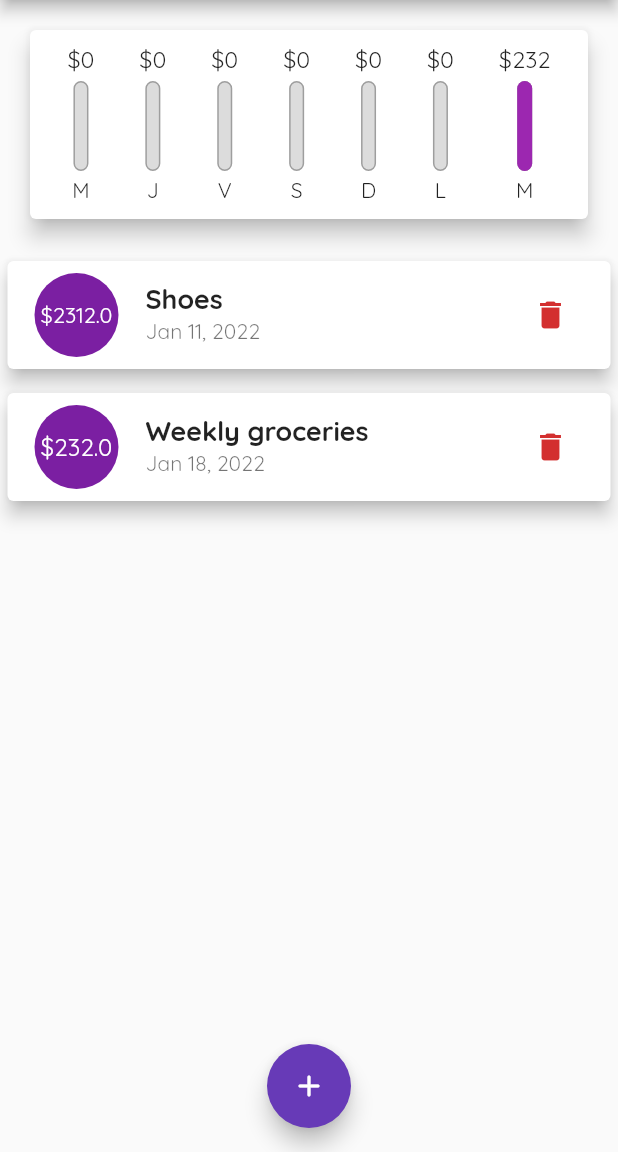
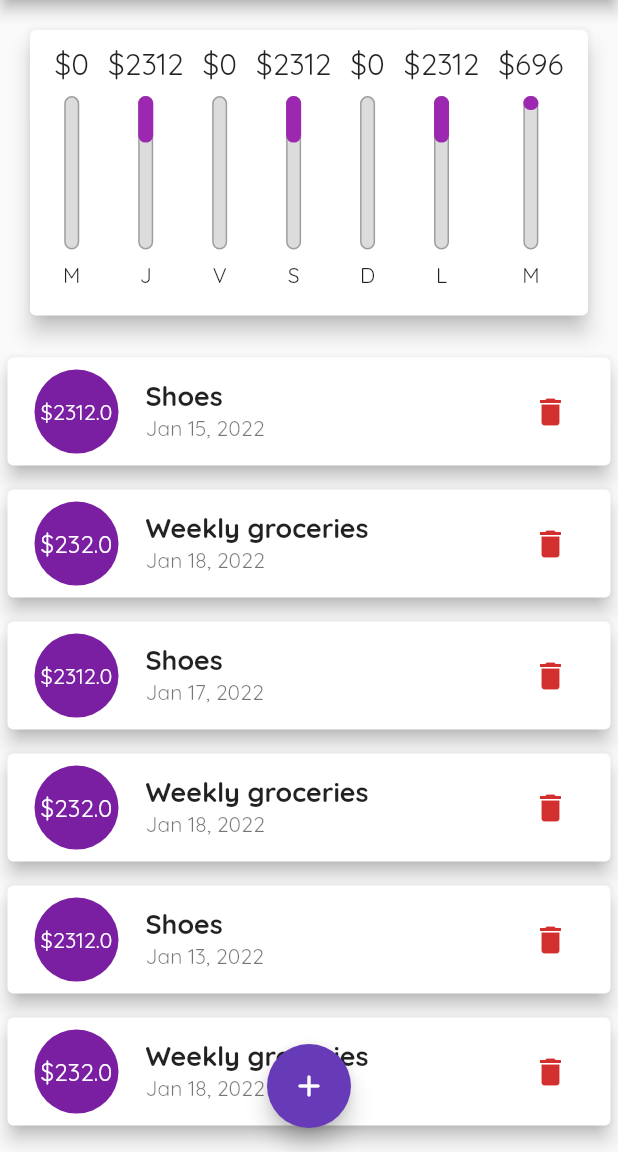
Before and after one commit to SantiagoVargasVe/expenses_app, a Flutter app: the screen it shows after launch, on a phone screen of 412 x 824 dp, the part 84-1236 px from its top. Run offline on Flutter 3.47's test engine with Material 2 defaults, Android fonts, the phone set to English and light mode, and no system bars; Roboto replaces fonts that are missing (OpenSans).

```diff
--- a/lib/main.dart
+++ b/lib/main.dart
@@ -1,5 +1,6 @@
 import 'widgets/new_transaction.dart';
 import 'package:flutter/material.dart';
+import 'package:flutter/services.dart';
 import 'package:intl/date_symbol_data_local.dart';
 import 'widgets/transaction_list.dart';
 import 'models/transaction.dart';
@@ -44,11 +45,21 @@ class _MyHomePageState extends State<MyHomePage> {
   // var titleInput = '';
   final titleController = TextEditingController();
 
+  bool _showChart = false;
+
   final amountController = TextEditingController();
 
   final List<Transaction> _userTransactions = [
     Transaction(
-        id: 't1', title: 'Shoes', amount: 2312, date: DateTime(2022, 1, 11)),
+        id: 't1', title: 'Shoes', amount: 2312, date: DateTime(2022, 1, 15)),
+    Transaction(
+        id: 't2', title: 'Weekly groceries', amount: 232, date: DateTime.now()),
+    Transaction(
+        id: 't1', title: 'Shoes', amount: 2312, date: DateTime(2022, 1, 17)),
+    Transaction(
+        id: 't2', title: 'Weekly groceries', amount: 232, date: DateTime.now()),
+    Transaction(
+        id: 't1', title: 'Shoes', amount: 2312, date: DateTime(2022, 1, 13)),
     Transaction(
         id: 't2', title: 'Weekly groceries', amount: 232, date: DateTime.now()),
   ];
@@ -93,22 +104,61 @@ class _MyHomePageState extends State<MyHomePage> {
 
   @override
   Widget build(BuildContext context) {
-    return Scaffold(
-      appBar: AppBar(
+    final mediaQuery = MediaQuery.of(context);
+    final isLandscape = mediaQuery.orientation == Orientation.landscape;
+
+    final appBar = AppBar(
       title: const Text('Finanzas personales'),
       actions: [
         IconButton(
             icon: const Icon(Icons.add_rounded),
             onPressed: () => _startAddNewTransaction(context)),
       ],
-      ),
-      body: SingleChildScrollView(
-        child: Column(
+    );
+
+    final txListWidget = SizedBox(
+        height: (mediaQuery.size.height -
+                appBar.preferredSize.height -
+                mediaQuery.padding.top) *
+            0.7,
+        child: TransactionList(_userTransactions, _deleteTransaction));
+
+    return Scaffold(
+      appBar: appBar,
+      body: Column(
         children: [
-            Chart(_recentTransactions),
-            TransactionList(_userTransactions, _deleteTransaction),
+          if (isLandscape)
+            Row(
+              mainAxisAlignment: MainAxisAlignment.center,
+              children: [
+                const Text('Mostrar grafica'),
+                Switch(
+                    value: _showChart,
+                    onChanged: (val) {
+                      setState(() {
+                        _showChart = val;
+                      });
+                    })
               ],
             ),
+          if (!isLandscape)
+            SizedBox(
+                height: (mediaQuery.size.height -
+                        appBar.preferredSize.height -
+                        mediaQuery.padding.top) *
+                    0.3,
+                child: Chart(_recentTransactions)),
+          if (!isLandscape) txListWidget,
+          if (isLandscape)
+            _showChart
+                ? SizedBox(
+                    height: (mediaQuery.size.height -
+                            appBar.preferredSize.height -
+                            mediaQuery.padding.top) *
+                        0.7,
+                    child: Chart(_recentTransactions))
+                : txListWidget,
+        ],
       ),
       floatingActionButtonLocation: FloatingActionButtonLocation.centerFloat,
       floatingActionButton: FloatingActionButton(
--- a/lib/widgets/chart_bar.dart
+++ b/lib/widgets/chart_bar.dart
@@ -11,17 +11,18 @@ class ChartBar extends StatelessWidget {
 
   @override
   Widget build(BuildContext context) {
+    return LayoutBuilder(builder: (ctx, constraints) {
       return Column(
         children: [
           SizedBox(
-            height: 20,
+              height: constraints.maxHeight * 0.15,
               child: FittedBox(
                   child: Text('\$${spendingAmount.toStringAsFixed(0)}'))),
-        const SizedBox(
-          height: 4,
+          SizedBox(
+            height: constraints.maxHeight * 0.05,
           ),
           SizedBox(
-          height: 60,
+            height: constraints.maxHeight * 0.6,
             width: 10,
             child: Stack(
               children: [
@@ -43,11 +44,14 @@ class ChartBar extends StatelessWidget {
               ],
             ),
           ),
-        const SizedBox(
-          height: 4,
+          SizedBox(
+            height: constraints.maxHeight * 0.05,
           ),
-        Text(label.toUpperCase())
+          SizedBox(
+              height: constraints.maxHeight * 0.15,
+              child: Text(label.toUpperCase()))
         ],
       );
+    });
   }
 }
--- a/lib/widgets/new_transaction.dart
+++ b/lib/widgets/new_transaction.dart
@@ -49,9 +49,14 @@ class _NewTransactionState extends State<NewTransaction> {
 
   @override
   Widget build(BuildContext context) {
-    return Card(
+    return SingleChildScrollView(
+      child: Card(
         child: Container(
-        padding: const EdgeInsets.all(10),
+          padding: EdgeInsets.only(
+              top: 10,
+              left: 10,
+              right: 10,
+              bottom: MediaQuery.of(context).viewInsets.bottom + 10),
           child: Column(crossAxisAlignment: CrossAxisAlignment.end, children: [
             TextField(
               decoration: const InputDecoration(
@@ -93,6 +98,7 @@ class _NewTransactionState extends State<NewTransaction> {
                 child: const Text('Añadir transacción'))
           ]),
         ),
+      ),
     );
   }
 }
--- a/lib/widgets/transaction_list.dart
+++ b/lib/widgets/transaction_list.dart
@@ -10,9 +10,9 @@ class TransactionList extends StatelessWidget {
   @override
   Widget build(BuildContext context) {
     return SizedBox(
-      height: 400,
       child: transactions.isEmpty
-          ? Column(
+          ? LayoutBuilder(builder: (ctx, constraints) {
+              return Column(
                 mainAxisAlignment: MainAxisAlignment.center,
                 children: [
                   Text(
@@ -23,14 +23,15 @@ class TransactionList extends StatelessWidget {
                     height: 20,
                   ),
                   SizedBox(
-                  height: 200,
+                    height: constraints.maxHeight * 0.6,
                     child: Image.asset(
                       'assets/images/waiting.png',
                       fit: BoxFit.cover,
                     ),
                   ),
                 ],
-            )
+              );
+            })
           : ListView.builder(
               itemBuilder: (ctx, index) {
                 return Card(
@@ -56,7 +57,17 @@ class TransactionList extends StatelessWidget {
                     subtitle: Text(
                       DateFormat.yMMMd().format(transactions[index].date),
                     ),
-                    trailing: IconButton(
+                    trailing: MediaQuery.of(context).size.width > 460
+                        ? TextButton.icon(
+                            onPressed: () {
+                              deleteTx(transactions[index].id);
+                            },
+                            style: TextButton.styleFrom(
+                              primary: Theme.of(context).errorColor,
+                            ),
+                            icon: const Icon(Icons.delete),
+                            label: const Text("Eliminar"))
+                        : IconButton(
                             icon: const Icon(Icons.delete),
                             color: Theme.of(context).errorColor,
                             onPressed: () {
```
Lines whose indentation alone changed are shown as unchanged.
